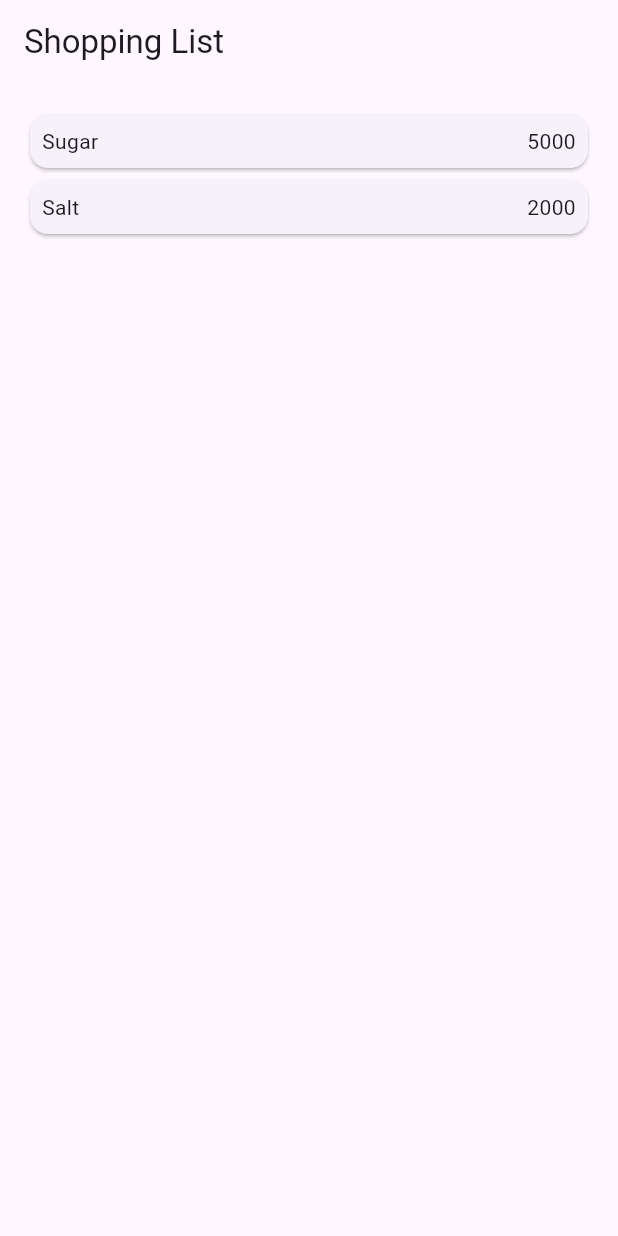
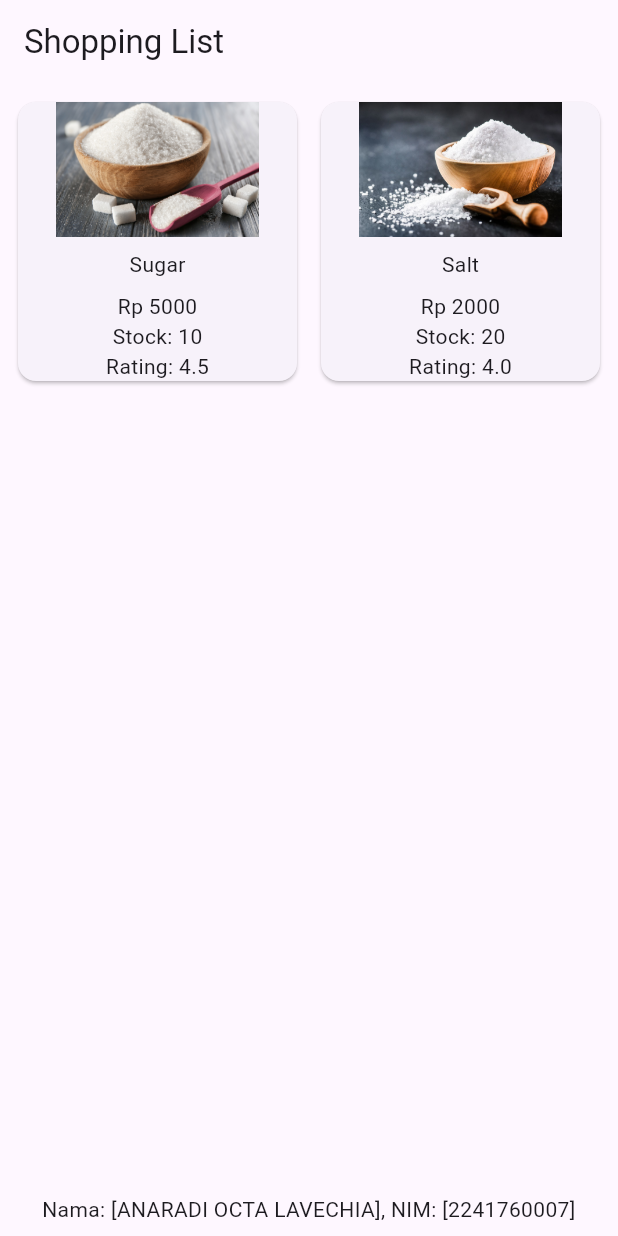
Before and after one commit to anaradiocta/PMobile, a Flutter app: the screen it shows after launch, on a phone screen of 412 x 824 dp. Run offline on Flutter 3.47's test engine with Material 3 defaults, Android fonts, the phone set to English and light mode, and no system bars.

Commit message:
Jobsheet 6 - Tugas 2

```diff
--- a/jobsheet6/belanja_flutter/lib/main.dart
+++ b/jobsheet6/belanja_flutter/lib/main.dart
@@ -1,40 +1,35 @@
 import 'package:flutter/material.dart';
 import 'package:belanja_flutter/pages/home_page.dart';
 import 'package:belanja_flutter/pages/item_page.dart';
+import 'package:belanja_flutter/models/item.dart';
 
 void main() {
-  runApp(MaterialApp(
-    initialRoute: '/',
-    routes: {
-      '/': (context) => HomePage(),
-      '/item': (context) => ItemPage(item: null,),
-    }
-  ));
+  runApp(const MyApp());
 }
 
-// class MyApp extends StatelessWidget {
-//   const MyApp({super.key});
+class MyApp extends StatelessWidget {
+  const MyApp({super.key});
 
-//   // This widget is the root of your application.
-//   @override
-//   Widget build(BuildContext context) {
-//     return MaterialApp(
-//       initialRoute: '/',  // Halaman awal adalah HomePage
-//       routes: {
-//         '/': (context) => HomePage(),  // Rute untuk HomePage
-//       },
-//       onGenerateRoute: (settings) {
-//         if (settings.name == '/item') {
-//           final item = settings.arguments as Item;  // Mengambil argument item
+  @override
+  Widget build(BuildContext context) {
+    return MaterialApp(
+      initialRoute: '/',
+      routes: {
+        '/': (context) => HomePage(),  // Rute untuk HomePage
+      },
+      onGenerateRoute: (settings) {
+        if (settings.name == '/item') {
+          // Pastikan bahwa arguments tidak null dan dapat dikonversi ke Item
+          final Item item = settings.arguments as Item;
 
-//           return MaterialPageRoute(
-//             builder: (context) {
-//               return ItemPage(item: item);  // Mengirim data item ke ItemPage
-//             },
-//           );
-//         }
-//         return null;
-//       },
-//     );
-//   }
-// }
+          return MaterialPageRoute(
+            builder: (context) {
+              return ItemPage(item: item);  // Kirim data item ke ItemPage
+            },
+          );
+        }
+        return null; // Jika tidak ada rute yang cocok
+      },
+    );
+  }
+}
--- a/jobsheet6/belanja_flutter/lib/models/item.dart
+++ b/jobsheet6/belanja_flutter/lib/models/item.dart
@@ -1,7 +1,15 @@
 class Item {
   String name;
   int price;
+  int stock;
+  double rating;
+  String imageUrl;
 
-  // Menggunakan required untuk parameter wajib
-  Item({required this.name, required this.price});
+  Item({
+    required this.name,
+    required this.price,
+    required this.stock,
+    required this.rating,
+    required this.imageUrl,
+  });
 }
--- a/jobsheet6/belanja_flutter/lib/pages/home_page.dart
+++ b/jobsheet6/belanja_flutter/lib/pages/home_page.dart
@@ -3,10 +3,22 @@ import 'package:belanja_flutter/models/item.dart';
 
 
 class HomePage extends StatelessWidget {
-  // Daftar item yang didefinisikan
+  // Daftar item dengan atribut tambahan (foto, stok, rating)
   final List<Item> items = [
-    Item(name: 'Sugar', price: 5000),
-    Item(name: 'Salt', price: 2000),
+    Item(
+      name: 'Sugar',
+      price: 5000,
+      stock: 10,
+      rating: 4.5,
+      imageUrl: 'images/sugar.jpg',
+    ),
+    Item(
+      name: 'Salt',
+      price: 2000,
+      stock: 20,
+      rating: 4.0,
+      imageUrl: 'images/salt.jpg',
+    ),
   ];
 
   HomePage({super.key});
@@ -17,10 +29,13 @@ class HomePage extends StatelessWidget {
       appBar: AppBar(
         title: const Text('Shopping List'),
       ),
-      body: Container(
-        margin: const EdgeInsets.all(8), // Memberikan margin di sekitar ListView
-        child: ListView.builder(
-          padding: const EdgeInsets.all(8), // Padding untuk item di dalam ListView
+      body: GridView.builder(
+        padding: const EdgeInsets.all(8),
+        gridDelegate: const SliverGridDelegateWithFixedCrossAxisCount(
+          crossAxisCount: 2, // Dua item per baris seperti di marketplace
+          crossAxisSpacing: 8,
+          mainAxisSpacing: 8,
+        ),
         itemCount: items.length,
         itemBuilder: (context, index) {
           final item = items[index];
@@ -30,23 +45,27 @@ class HomePage extends StatelessWidget {
               Navigator.pushNamed(
                 context,
                 '/item',
-                  arguments: item, // Kirim data item sebagai argument
+                arguments: item,
               );
             },
+            child: Hero(
+              tag: item.name, // Menggunakan nama sebagai tag Hero
               child: Card(
-                child: Container(
-                  margin: const EdgeInsets.all(8), // Margin untuk setiap card
-                  child: Row(
+                child: Column(
                   children: [
                     Expanded(
+                      child: Image.asset(
+                        item.imageUrl,
+                        fit: BoxFit.cover,
+                      ),
+                    ),
+                    Padding(
+                      padding: const EdgeInsets.all(8.0),
                       child: Text(item.name),
                     ),
-                      Expanded(
-                        child: Text(
-                          item.price.toString(),
-                          textAlign: TextAlign.end, // Menyelaraskan harga di kanan
-                        ),
-                      ),
+                    Text('Rp ${item.price}'),
+                    Text('Stock: ${item.stock}'),
+                    Text('Rating: ${item.rating}'),
                   ],
                 ),
               ),
@@ -54,6 +73,12 @@ class HomePage extends StatelessWidget {
           );
         },
       ),
+      bottomNavigationBar: Container(
+        padding: const EdgeInsets.all(8),
+        child: Text(
+          'Nama: [ANARADI OCTA LAVECHIA], NIM: [2241760007]',
+          textAlign: TextAlign.center,
+        ),
       ),
     );
   }
--- a/jobsheet6/belanja_flutter/lib/pages/item_page.dart
+++ b/jobsheet6/belanja_flutter/lib/pages/item_page.dart
@@ -5,21 +5,21 @@ class ItemPage extends StatelessWidget {
   final Item item; // Parameter untuk menerima data item
 
   // Constructor untuk menerima data item
-  const ItemPage({super.key, required this.item});
+  const ItemPage({super.key, required this.item}); // Parameter 'item' harus ada di constructor
 
   @override
   Widget build(BuildContext context) {
     return Scaffold(
       appBar: AppBar(
-        title: const Text('Shopping List'), // Menampilkan nama item di AppBar
+        title: Text(item.name), // Menampilkan nama item di AppBar
       ),
       body: Center(
         child: Column(
           mainAxisAlignment: MainAxisAlignment.center,
           children: [
-            Text('${item.name} with ${item.price}'),
-            //Text('Item: ${item.name} with Price: Rp${item.price}'), // Menampilkan nama item
-            //Text('Price: Rp${item.price}'), // Menampilkan harga item
+            Text('${item.name} - Rp${item.price}'),
+            Text('Stock: ${item.stock}'), // Menampilkan stok
+            Text('Rating: ${item.rating}'), // Menampilkan rating
           ],
         ),
       ),
--- a/jobsheet6/belanja_flutter/pubspec.yaml
+++ b/jobsheet6/belanja_flutter/pubspec.yaml
@@ -59,7 +59,9 @@ flutter:
   uses-material-design: true
 
   # To add assets to your application, add an assets section, like this:
-  # assets:
+  assets:
+  - images/sugar.jpg
+  - images/salt.jpg
   #   - images/a_dot_burr.jpeg
   #   - images/a_dot_ham.jpeg
 
```
Also changed, not shown: jobsheet6/belanja_flutter/assets/images/salt.jpg (added), jobsheet6/belanja_flutter/assets/images/sugar.jpg (added), jobsheet6/belanja_flutter/home.JPG (added), jobsheet6/belanja_flutter/images/salt.jpg (added), jobsheet6/belanja_flutter/images/sugar.jpg (added), jobsheet6/belanja_flutter/itemm.JPG (added), jobsheet6/belanja_flutter/itemp.JPG (added), jobsheet6/belanja_flutter/mainn.JPG (added), jobsheet6/belanja_flutter/output2.JPG (added), jobsheet6/belanja_flutter/output22.JPG (added), jobsheet6/belanja_flutter/salt.jpg (added), jobsheet6/belanja_flutter/sugar.jpg (added), 1 other file. Lines whose indentation alone changed are shown as unchanged.
